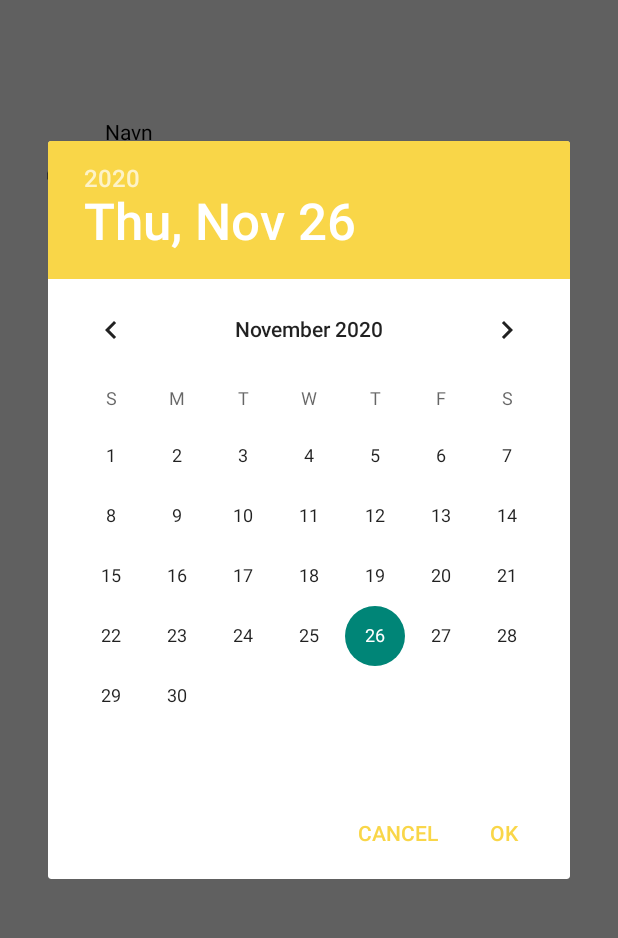
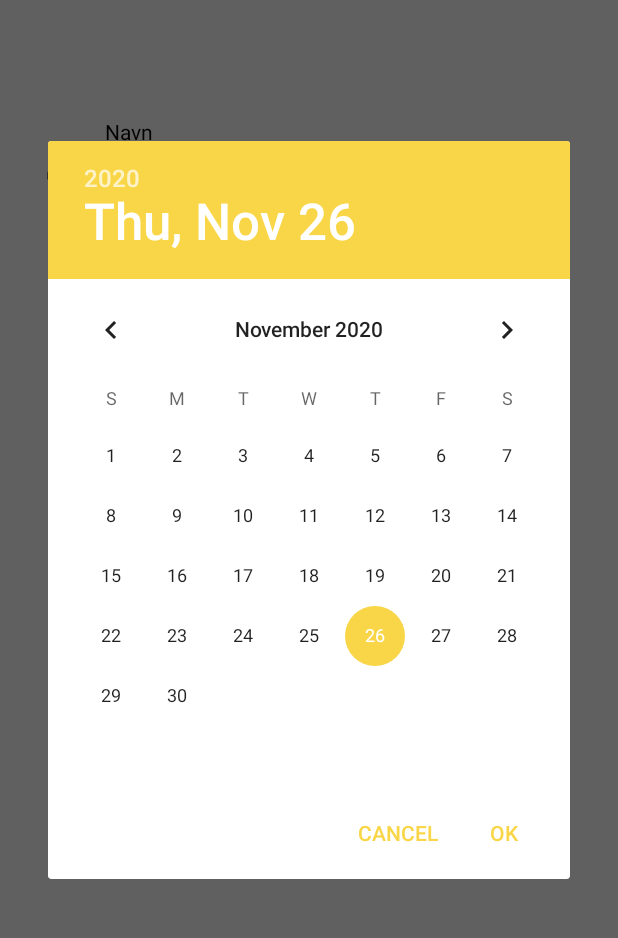
Before and after one commit to synneangell/Android-OsloMet-Booking, an Android app: the ReservasjonAdministrerer screen opened directly, with no data from a screen before it, after a tap on "VELG DATO", on a phone screen of 412 x 824 dp, the part 108-1046 px from its top. Run offline under Robolectric (Android 15) with nearby library versions, the phone set to English and light mode, and no system bars; 1 other tap on this screen came first.

```diff
--- a/app/src/main/res/values/styles.xml
+++ b/app/src/main/res/values/styles.xml
@@ -11,8 +11,8 @@
         <item name="android:background">@color/gul</item>
     </style>
 
-    <style name="datepicker" parent="Theme.AppCompat.DayNight.Dialog">
-        <item name="android:colorAccent">@color/gul</item>
+    <style name="datepicker" parent="Theme.AppCompat.Light.Dialog">
+        <item name="colorAccent">@color/gul</item>
     </style>
 
 </resources>
```
